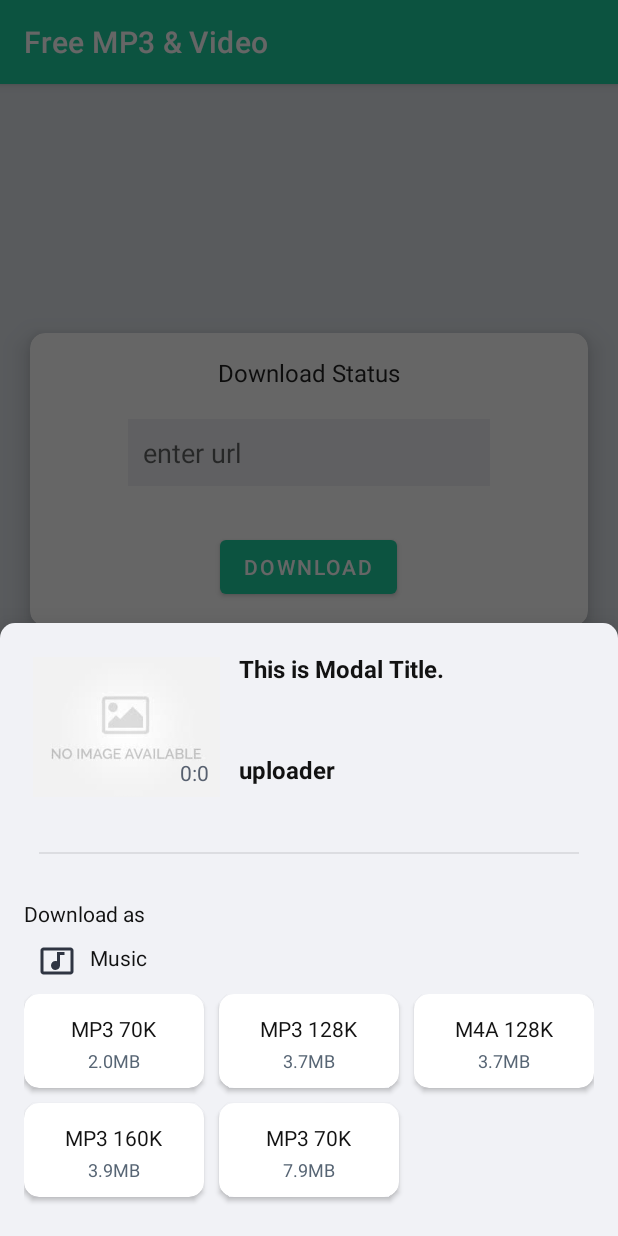
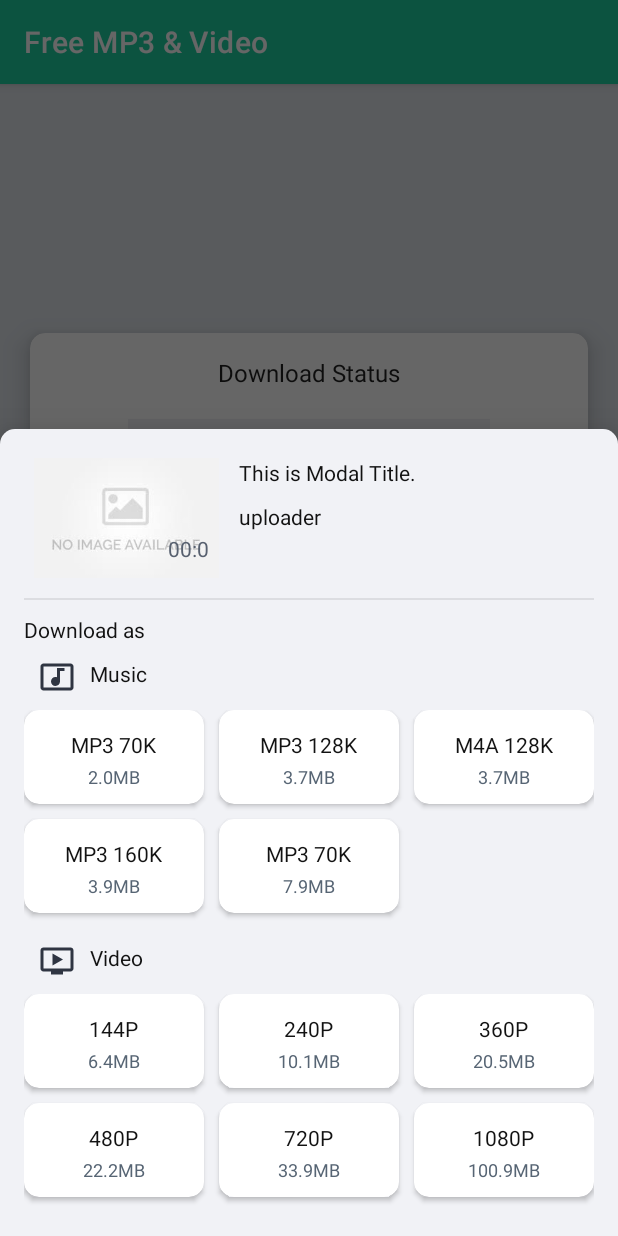
Before and after one commit to Kha3Leng/Free-Stuff, an Android app: the fragment DownloadOptionsSheetFragment placed in its activity, on a phone screen of 412 x 824 dp. Run offline under Robolectric (Android 15) with nearby library versions, the phone set to English and light mode, and no system bars; libraries missing offline, so code that uses them is left out: com.yausername.youtubedl_android; 5 statements that could not run were skipped.

Commit message:
bottom sheet UI finished

```diff
--- a/app/src/main/java/com/kheileang/freemp3video/DownloadOptionsSheetFragment.java
+++ b/app/src/main/java/com/kheileang/freemp3video/DownloadOptionsSheetFragment.java
@@ -76,9 +76,10 @@ public class DownloadOptionsSheetFragment extends BottomSheetDialogFragment {
         int min = secs/60;
         int sec = secs%60;
 
-        tvDuration.setText(""+min+":"+sec);
+        tvDuration.setText(""+(min<10?"0"+min:min)+":"+sec);
         tvModalTitle.setText(videoInfo.getTitle());
         tvUploader.setText(videoInfo.getUploader());
+
 
 
 
--- /dev/null
+++ b/app/src/main/res/drawable/ic_baseline_ondemand_video_24.xml
@@ -0,0 +1,5 @@
+<vector android:height="24dp" android:tint="#2F3542"
+    android:viewportHeight="24" android:viewportWidth="24"
+    android:width="24dp" xmlns:android="http://schemas.android.com/apk/res/android">
+    <path android:fillColor="@android:color/white" android:pathData="M21,3L3,3c-1.11,0 -2,0.89 -2,2v12c0,1.1 0.89,2 2,2h5v2h8v-2h5c1.1,0 1.99,-0.9 1.99,-2L23,5c0,-1.11 -0.9,-2 -2,-2zM21,17L3,17L3,5h18v12zM16,11l-7,4L9,7z"/>
+</vector>
--- a/app/src/main/res/layout/download_options_layout.xml
+++ b/app/src/main/res/layout/download_options_layout.xml
@@ -20,11 +20,11 @@
 
             <RelativeLayout
                 android:layout_width="130dp"
-                android:layout_height="100dp">
+                android:layout_height="80dp">
 
                 <ImageView
                     android:layout_width="130dp"
-                    android:layout_height="100dp"
+                    android:layout_height="80dp"
                     android:src="@drawable/no_thumbnail"
                     android:scaleType="centerCrop"
                     android:id="@+id/thumbnail"
@@ -60,7 +60,7 @@
                 <TextView
                     style="@style/bottomSheetDescriptionStyle"
                     android:id="@+id/uploader"
-                    android:layout_marginTop="45dp"
+                    android:layout_marginTop="10dp"
                     android:text="uploader"/>
 
             </LinearLayout>
@@ -73,10 +73,8 @@
             android:layout_width="match_parent"
             android:layout_height="1dp"
             android:background="@color/pensive"
-            android:layout_marginLeft="10dp"
-            android:layout_marginRight="10dp"
-            android:layout_marginTop="30dp"
-            android:layout_marginBottom="30dp"/>
+            android:layout_marginTop="10dp"
+            android:layout_marginBottom="10dp"/>
 
         <TextView
             android:layout_width="wrap_content"
@@ -91,5 +89,10 @@
             android:layout_height="wrap_content"
             layout="@layout/audio_bottom_sheet_layout"/>
 
+        <include
+            android:layout_width="match_parent"
+            android:layout_height="wrap_content"
+            layout="@layout/video_bottom_sheet_layout"/>
+
     </LinearLayout>
 </FrameLayout>
--- /dev/null
+++ b/app/src/main/res/layout/video_bottom_sheet_layout.xml
@@ -0,0 +1,177 @@
+<?xml version="1.0" encoding="utf-8"?>
+<androidx.constraintlayout.widget.ConstraintLayout
+    xmlns:android="http://schemas.android.com/apk/res/android"
+    xmlns:app="http://schemas.android.com/apk/res-auto"
+    android:layout_width="match_parent"
+    android:layout_height="wrap_content">
+
+    <TextView
+        android:id="@+id/videoTitle"
+        style="@style/downloadButtonTitileStyle"
+        android:text="Video"
+        android:drawableLeft="@drawable/ic_baseline_ondemand_video_24"
+        android:drawablePadding="10dp"
+        android:padding="10dp"
+        app:layout_constraintTop_toTopOf="parent"
+        app:layout_constraintLeft_toLeftOf="parent"/>
+
+    <GridLayout
+        android:layout_width="match_parent"
+        android:layout_height="match_parent"
+        app:layout_constraintTop_toBottomOf="@id/videoTitle"
+        app:layout_constraintLeft_toLeftOf="parent"
+        app:layout_constraintRight_toRightOf="parent"
+        android:columnCount="3">
+
+        <com.google.android.material.card.MaterialCardView
+            android:layout_width="0dp"
+            android:layout_height="wrap_content"
+            android:layout_columnWeight="1"
+            android:layout_margin="0dp"
+            app:cardCornerRadius="10dp"
+            app:cardElevation="2dp">
+            <LinearLayout
+                android:layout_width="match_parent"
+                android:layout_height="match_parent"
+                android:orientation="vertical"
+                android:padding="10dp">
+                <TextView
+                    android:id="@+id/mp4144"
+                    android:text="144P"
+                    style="@style/downloadButtonTitileStyle"/>
+
+                <TextView
+                    android:id="@+id/mp4144Label"
+                    style="@style/downloadButtonLabelStyle"
+                    android:text="6.4MB"/>
+            </LinearLayout>
+        </com.google.android.material.card.MaterialCardView>
+
+        <com.google.android.material.card.MaterialCardView
+            android:layout_width="0dp"
+            android:layout_height="wrap_content"
+            android:layout_columnWeight="1"
+            android:layout_marginLeft="10dp"
+            app:cardCornerRadius="10dp"
+            app:cardElevation="2dp">
+            <LinearLayout
+                android:layout_width="match_parent"
+                android:layout_height="match_parent"
+                android:orientation="vertical"
+                android:padding="10dp">
+                <TextView
+                    android:id="@+id/mp4240"
+                    android:text="240P"
+                    style="@style/downloadButtonTitileStyle"/>
+
+                <TextView
+                    android:id="@+id/mp4240Label"
+                    style="@style/downloadButtonLabelStyle"
+                    android:text="10.1MB"/>
+            </LinearLayout>
+        </com.google.android.material.card.MaterialCardView>
+
+        <com.google.android.material.card.MaterialCardView
+            android:layout_width="0dp"
+            android:layout_height="wrap_content"
+            android:layout_columnWeight="1"
+            android:layout_marginLeft="10dp"
+            app:cardCornerRadius="10dp"
+            app:cardElevation="2dp">
+            <LinearLayout
+                android:layout_width="match_parent"
+                android:layout_height="match_parent"
+                android:orientation="vertical"
+                android:padding="10dp">
+                <TextView
+                    android:id="@+id/mp4360"
+                    android:text="360P"
+                    style="@style/downloadButtonTitileStyle"/>
+
+                <TextView
+                    android:id="@+id/m4a128Label"
+                    style="@style/downloadButtonLabelStyle"
+                    android:text="20.5MB"/>
+            </LinearLayout>
+        </com.google.android.material.card.MaterialCardView>
+
+        <com.google.android.material.card.MaterialCardView
+            android:layout_width="0dp"
+            android:layout_height="wrap_content"
+            android:layout_columnWeight="1"
+            android:layout_marginTop="10dp"
+            android:layout_marginBottom="10dp"
+            app:cardCornerRadius="10dp"
+            app:cardElevation="2dp">
+            <LinearLayout
+                android:layout_width="match_parent"
+                android:layout_height="match_parent"
+                android:orientation="vertical"
+                android:padding="10dp">
+                <TextView
+                    android:id="@+id/mp4480"
+                    android:text="480P"
+                    style="@style/downloadButtonTitileStyle"/>
+
+                <TextView
+                    android:id="@+id/mp4480Label"
+                    style="@style/downloadButtonLabelStyle"
+                    android:text="22.2MB"/>
+            </LinearLayout>
+        </com.google.android.material.card.MaterialCardView>
+
+        <com.google.android.material.card.MaterialCardView
+            android:layout_width="0dp"
+            android:layout_height="wrap_content"
+            android:layout_columnWeight="1"
+            android:layout_marginLeft="10dp"
+            android:layout_marginTop="10dp"
+            android:layout_marginBottom="10dp"
+            app:cardElevation="2dp"
+            app:cardCornerRadius="10dp">
+            <LinearLayout
+                android:layout_width="match_parent"
+                android:layout_height="match_parent"
+                android:orientation="vertical"
+                android:padding="10dp">
+                <TextView
+                    android:id="@+id/mp4720"
+                    android:text="720P"
+                    style="@style/downloadButtonTitileStyle"/>
+
+                <TextView
+                    android:id="@+id/mp4720Label"
+                    style="@style/downloadButtonLabelStyle"
+                    android:text="33.9MB"/>
+            </LinearLayout>
+        </com.google.android.material.card.MaterialCardView>
+
+        <com.google.android.material.card.MaterialCardView
+            android:layout_width="0dp"
+            android:layout_height="wrap_content"
+            android:layout_columnWeight="1"
+            android:layout_marginLeft="10dp"
+            android:layout_marginTop="10dp"
+            android:layout_marginBottom="10dp"
+            app:cardElevation="2dp"
+            app:cardCornerRadius="10dp">
+            <LinearLayout
+                android:layout_width="match_parent"
+                android:layout_height="match_parent"
+                android:orientation="vertical"
+                android:padding="10dp">
+                <TextView
+                    android:id="@+id/mp41080"
+                    android:text="1080P"
+                    style="@style/downloadButtonTitileStyle"/>
+
+                <TextView
+                    android:id="@+id/mp41080Label"
+                    style="@style/downloadButtonLabelStyle"
+                    android:text="100.9MB"/>
+            </LinearLayout>
+        </com.google.android.material.card.MaterialCardView>
+
+    </GridLayout>
+
+</androidx.constraintlayout.widget.ConstraintLayout>
--- a/app/src/main/res/values/styles.xml
+++ b/app/src/main/res/values/styles.xml
@@ -6,9 +6,8 @@
         <item name="android:layout_height">wrap_content</item>
         <item name="android:layout_marginLeft">10dp</item>
         <item name="android:layout_gravity">left</item>
-        <item name="android:textStyle">bold</item>
         <item name="android:textColor">@color/bluenight</item>
-        <item name="android:textSize">16dp</item>
+        <item name="android:textSize">14dp</item>
     </style>
 
     <style name="downloadButtonTitileStyle">
```
